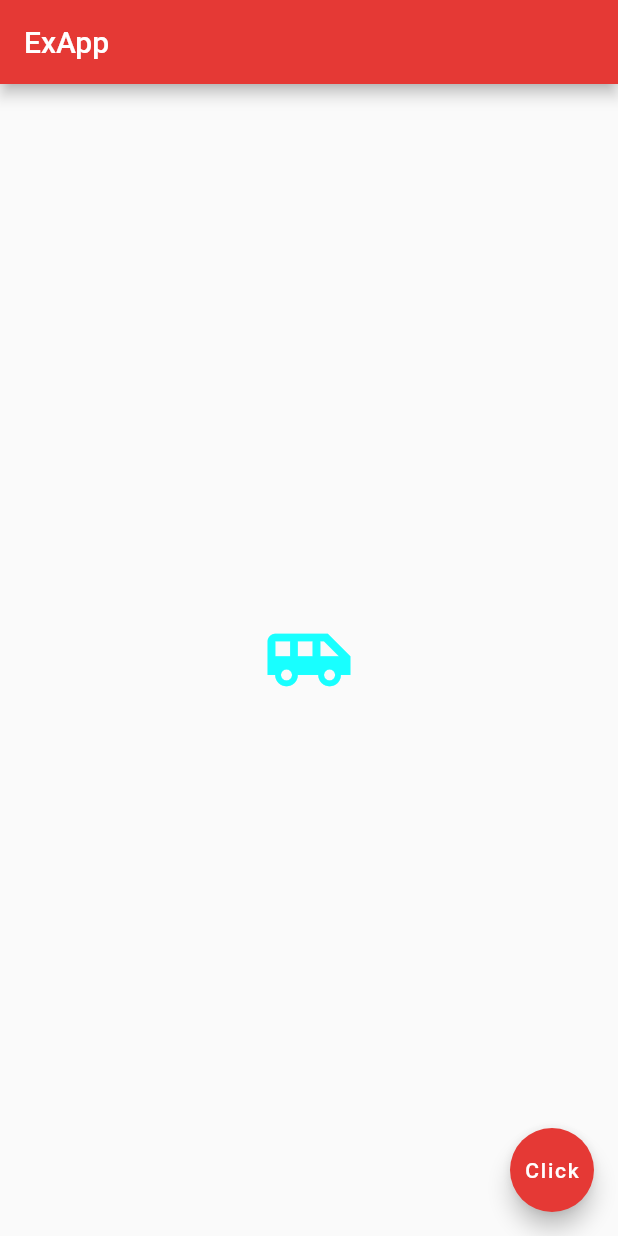
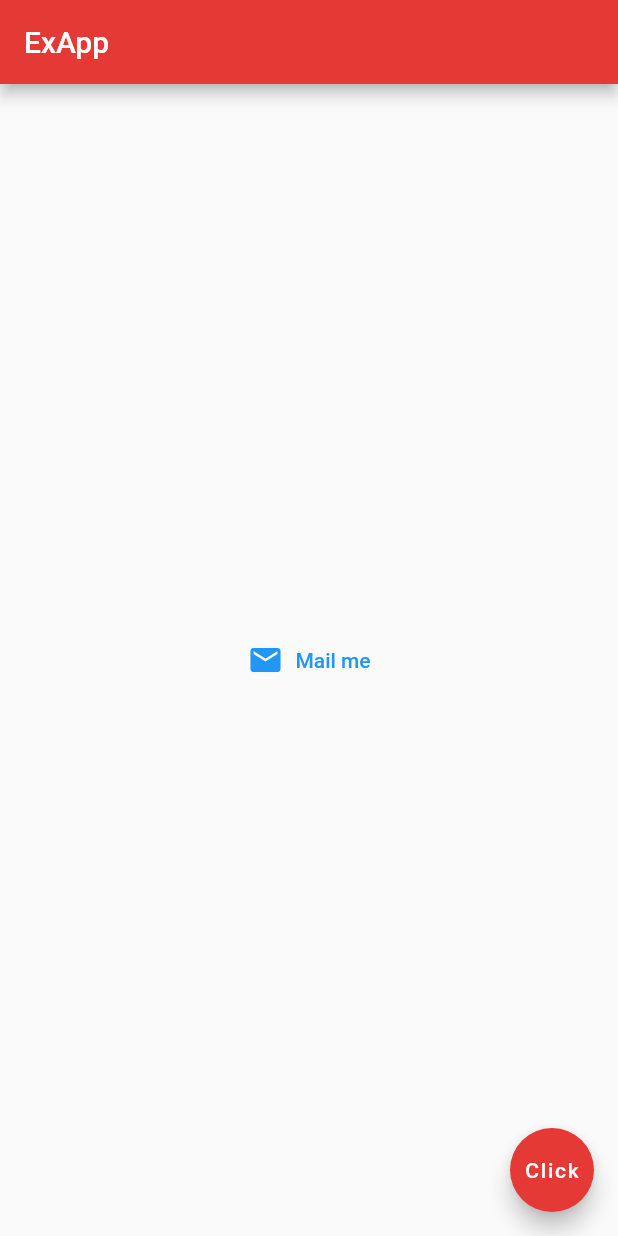
Before and after one commit to Princeadeola/first_project, a Flutter app: the screen it shows after launch, on a phone screen of 412 x 824 dp. Run offline on Flutter 3.47's test engine with Material 2 defaults, Android fonts, the phone set to English and light mode, and no system bars.

Commit message:
use of Icons()

```diff
--- a/lib/main.dart
+++ b/lib/main.dart
@@ -14,16 +14,17 @@ class Home extends StatelessWidget{
         backgroundColor: Colors.red[600],
       ),
       body: Center(
-        child: Icon(
-          Icons.airport_shuttle,
-          color: Colors.cyanAccent,
-          size: 60.0,
-        ),
+        child: TextButton.icon(
+          onPressed: (){},
+          icon: Icon(Icons.mail),
+          label: Text("Mail me"),
+        )
       ),
       floatingActionButton: FloatingActionButton(
         onPressed: () {  },
         child: Text("Click"),
         backgroundColor: Colors.red[600],
+        //
       ),
     );
   }
```
